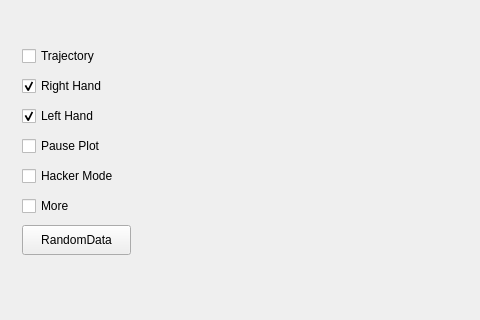
Before: the Qt Designer form samples/grVisualization/grVisualisation.ui in brainhublab/grSDK, drawn with Qt 5; both pictures show x 0 to 480 and y 83 to 403 of the 800 by 600 pixel window.
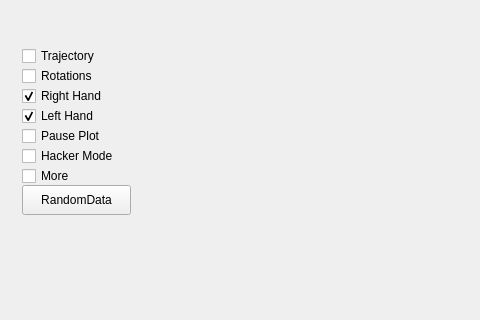
After: the same form once the commit is applied. Custom widgets are drawn as their Qt base class.

Diff of the .ui file:
```diff
--- a/samples/grVisualization/grVisualisation.ui
+++ b/samples/grVisualization/grVisualisation.ui
@@ -105,7 +105,7 @@
            <property name="geometry">
             <rect>
              <x>0</x>
-             <y>190</y>
+             <y>150</y>
              <width>109</width>
              <height>30</height>
             </rect>
@@ -124,7 +124,7 @@
            <property name="geometry">
             <rect>
              <x>0</x>
-             <y>40</y>
+             <y>50</y>
              <width>97</width>
              <height>22</height>
             </rect>
@@ -183,7 +183,7 @@
            <property name="geometry">
             <rect>
              <x>0</x>
-             <y>160</y>
+             <y>130</y>
              <width>78</width>
              <height>22</height>
             </rect>
@@ -202,7 +202,7 @@
            <property name="geometry">
             <rect>
              <x>0</x>
-             <y>130</y>
+             <y>110</y>
              <width>109</width>
              <height>22</height>
             </rect>
@@ -234,7 +234,7 @@
            <property name="geometry">
             <rect>
              <x>0</x>
-             <y>100</y>
+             <y>90</y>
              <width>89</width>
              <height>22</height>
             </rect>
@@ -243,6 +243,19 @@
             <string>Pause Plot</string>
            </property>
           </widget>
+          <widget class="QCheckBox" name="rotationsCheckBox">
+           <property name="geometry">
+            <rect>
+             <x>0</x>
+             <y>30</y>
+             <width>89</width>
+             <height>22</height>
+            </rect>
+           </property>
+           <property name="text">
+            <string>Rotations</string>
+           </property>
+          </widget>
          </widget>
         </item>
        </layout>
```
